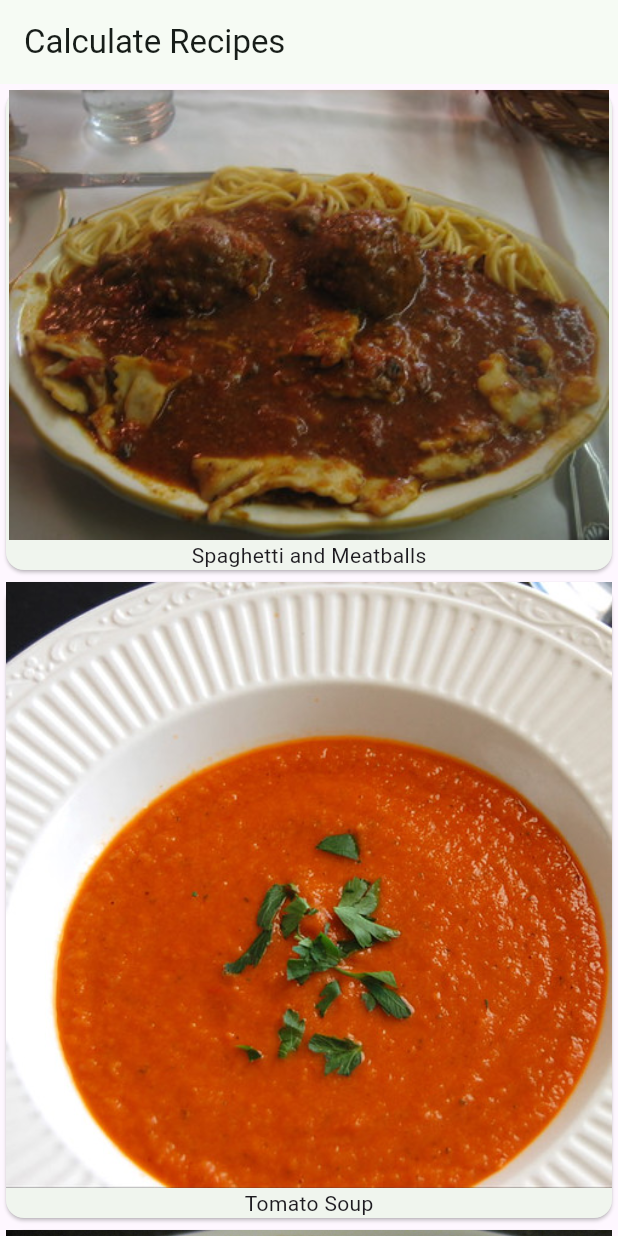
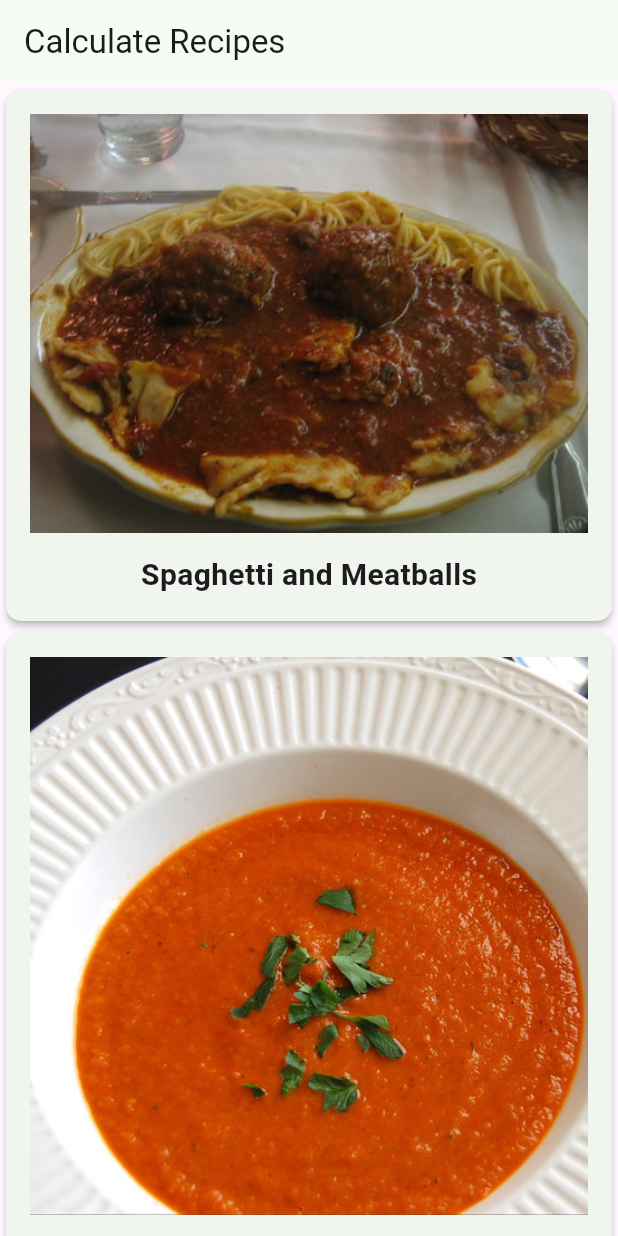
Before and after one commit to stkuwanda/recipes_calculator, a Flutter app: the screen it shows after launch, on a phone screen of 412 x 824 dp. Run offline on Flutter 3.47's test engine with Material 3 defaults, Android fonts, the phone set to English and light mode, and no system bars; Roboto replaces fonts that are missing (Palatino).

Commit message:
add styling and padding plus custom fonts to list view

```diff
--- a/lib/main.dart
+++ b/lib/main.dart
@@ -48,11 +48,24 @@
   }
 
   Widget buildRecipeCard(Recipe recipe) => Card(
-    child: Column(
-      children: <Widget>[
-        Image(image: AssetImage(recipe.imageUrl, bundle: null)),
-        Text(recipe.label),
-      ],
+    elevation: 2.0,
+    shape: RoundedRectangleBorder(borderRadius: BorderRadius.circular(10.0)),
+    child: Padding(
+      padding: const EdgeInsets.all(16.0),
+      child: Column(
+        children: <Widget>[
+          Image(image: AssetImage(recipe.imageUrl)),
+          const SizedBox(height: 14.0),
+          Text(
+            recipe.label,
+            style: const TextStyle(
+              fontSize: 20.0,
+              fontWeight: FontWeight.w700,
+              fontFamily: 'Palatino',
+            ),
+          ),
+        ],
+      ),
     ),
   );
 }
```
